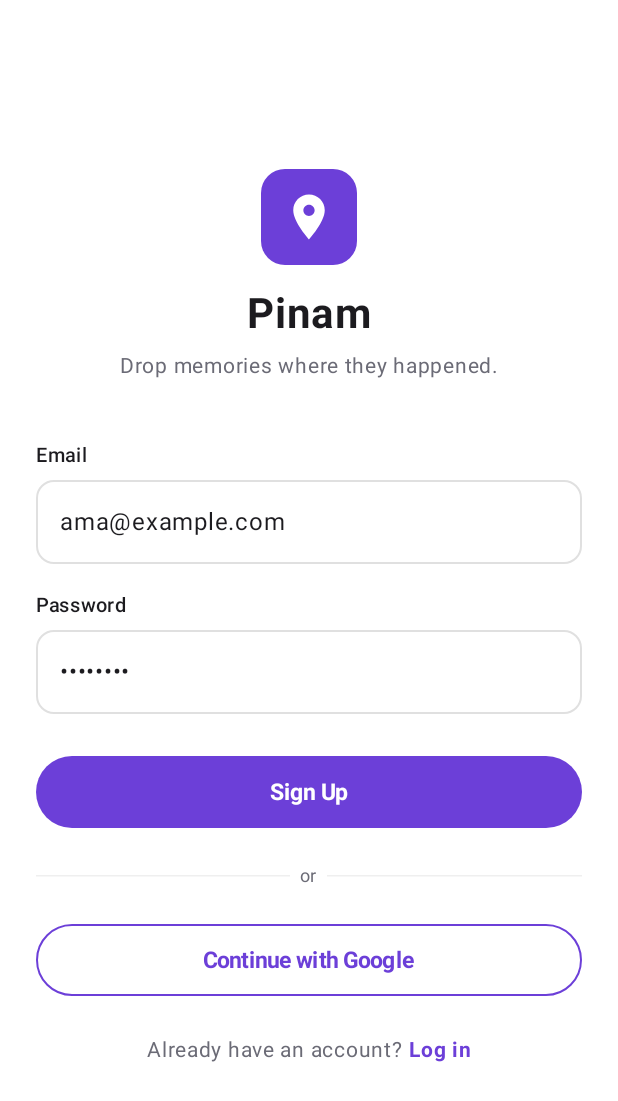
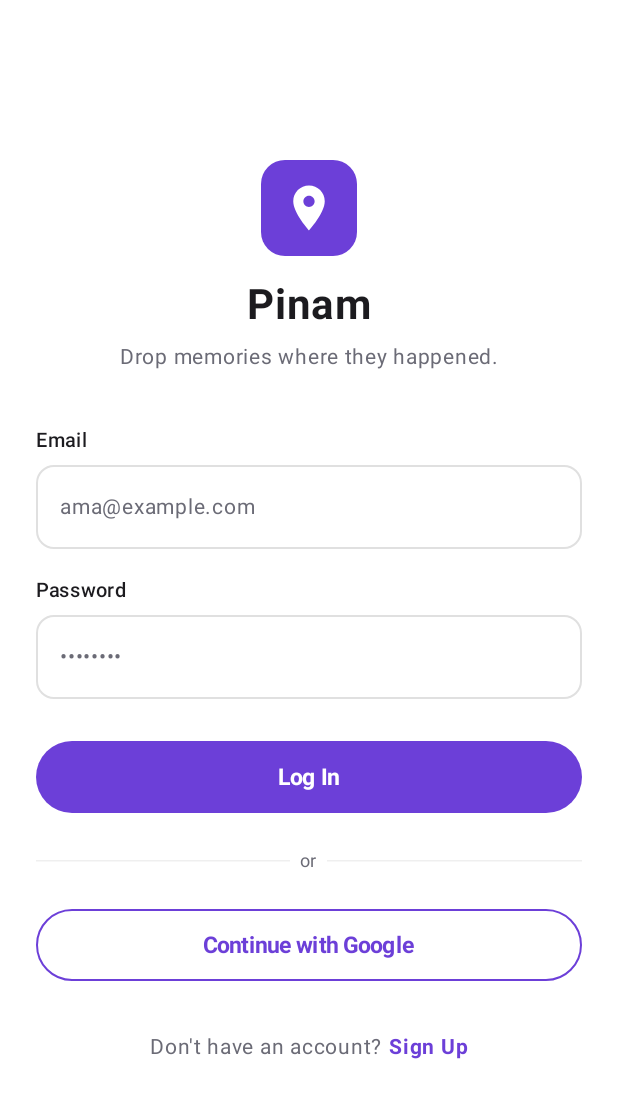
Before and after one commit to houadjeto-dot/Pinam, an Android app built with Jetpack Compose: the screen it shows after launch (MainActivity), on a phone screen of 412 x 824 dp. Shown: the top 1101 px of the screen. Run offline under Robolectric (Android 15) with nearby library versions, the phone set to English and light mode, and no system bars.

Commit message:
Fix AuthScreen login toggle and wire AuthViewModel validation

```diff
--- a/app/src/main/java/com/example/pinam/navigation/NavGraph.kt
+++ b/app/src/main/java/com/example/pinam/navigation/NavGraph.kt
@@ -22,6 +22,7 @@ import com.example.pinam.data.PinItem
 import com.example.pinam.data.SampleData
 import com.example.pinam.ui.screens.*
 import com.example.pinam.ui.theme.*
+import com.example.pinam.viewmodel.AuthViewModel
 
 sealed class NavItem(val route: String, val title: String, val icon: ImageVector) {
     object Circles : NavItem("circles", "Circles", Icons.Default.Group)
@@ -31,10 +32,13 @@ sealed class NavItem(val route: String, val title: String, val icon: ImageVector
 
 @Composable
 fun PinamAppNavHost(
-    navController: NavHostController = rememberNavController()
+    navController: NavHostController = rememberNavController(),
+    authViewModel: AuthViewModel = remember { AuthViewModel() }
 ) {
     val navBackStackEntry by navController.currentBackStackEntryAsState()
     val currentRoute = navBackStackEntry?.destination?.route
+
+    val authState by authViewModel.uiState.collectAsState()
 
     // Dynamic State for Circles, Pins, and Dialogs
     val circlesList = remember { mutableStateListOf(*SampleData.sampleCircles.toTypedArray()) }
@@ -96,11 +100,12 @@ fun PinamAppNavHost(
         ) {
             NavHost(
                 navController = navController,
-                startDestination = "auth"
+                startDestination = if (authState.currentUser != null) NavItem.Circles.route else "auth"
             ) {
                 // Auth Screen
                 composable("auth") {
                     AuthScreen(
+                        viewModel = authViewModel,
                         onAuthSuccess = {
                             navController.navigate(NavItem.Circles.route) {
                                 popUpTo("auth") { inclusive = true }
--- a/app/src/main/java/com/example/pinam/ui/screens/AuthScreen.kt
+++ b/app/src/main/java/com/example/pinam/ui/screens/AuthScreen.kt
@@ -23,13 +23,14 @@ import com.example.pinam.ui.theme.PinamTheme
 import com.example.pinam.ui.theme.PrimaryPurple
 import com.example.pinam.ui.theme.TextNearBlack
 import com.example.pinam.ui.theme.TextSecondaryGray
+import com.example.pinam.viewmodel.AuthViewModel
 
 @Composable
 fun AuthScreen(
+    viewModel: AuthViewModel = remember { AuthViewModel() },
     onAuthSuccess: () -> Unit = {}
 ) {
-    var email by remember { mutableStateOf("ama@example.com") }
-    var password by remember { mutableStateOf("••••••••") }
+    val state by viewModel.uiState.collectAsState()
 
     Surface(
         modifier = Modifier.fillMaxSize(),
@@ -76,31 +77,62 @@ fun AuthScreen(
                 textAlign = TextAlign.Center
             )
 
-            Spacer(modifier = Modifier.height(36.dp))
+            Spacer(modifier = Modifier.height(32.dp))
 
-            // Email & Password Fields
+            // Error Message Banner
+            state.errorMessage?.let { error ->
+                Card(
+                    modifier = Modifier
+                        .fillMaxWidth()
+                        .padding(bottom = 16.dp),
+                    colors = CardDefaults.cardColors(containerColor = MaterialTheme.colorScheme.errorContainer),
+                    shape = RoundedCornerShape(12.dp)
+                ) {
+                    Text(
+                        text = error,
+                        color = MaterialTheme.colorScheme.error,
+                        modifier = Modifier.padding(12.dp),
+                        fontSize = 13.sp,
+                        textAlign = TextAlign.Center
+                    )
+                }
+            }
+
+            // Optional Display Name Field (for Sign Up)
+            if (state.isSignUpMode) {
+                PinamTextField(
+                    value = state.displayName,
+                    onValueChange = viewModel::onDisplayNameChanged,
+                    label = "Display Name",
+                    placeholder = "Ama Osei"
+                )
+                Spacer(modifier = Modifier.height(16.dp))
+            }
+
+            // Email Field
             PinamTextField(
-                value = email,
-                onValueChange = { email = it },
+                value = state.email,
+                onValueChange = viewModel::onEmailChanged,
                 label = "Email",
                 placeholder = "ama@example.com"
             )
 
             Spacer(modifier = Modifier.height(16.dp))
 
+            // Password Field
             PinamTextField(
-                value = password,
-                onValueChange = { password = it },
+                value = state.password,
+                onValueChange = viewModel::onPasswordChanged,
                 label = "Password",
                 placeholder = "••••••••"
             )
 
             Spacer(modifier = Modifier.height(28.dp))
 
-            // Sign Up Button
+            // Submit Action Button (Sign Up or Log In)
             PinamButton(
-                text = "Sign Up",
-                onClick = onAuthSuccess,
+                text = if (state.isSignUpMode) "Sign Up" else "Log In",
+                onClick = { viewModel.submitAuth(onAuthSuccess) },
                 modifier = Modifier.fillMaxWidth()
             )
 
@@ -125,25 +157,31 @@ fun AuthScreen(
             // Continue with Google Button
             PinamButton(
                 text = "Continue with Google",
-                onClick = onAuthSuccess,
+                onClick = {
+                    if (state.email.isBlank()) viewModel.onEmailChanged("ama@example.com")
+                    if (state.password.isBlank()) viewModel.onPasswordChanged("password123")
+                    viewModel.submitAuth(onAuthSuccess)
+                },
                 isOutlined = true,
                 modifier = Modifier.fillMaxWidth()
             )
 
             Spacer(modifier = Modifier.height(24.dp))
 
-            // Log in link
+            // Toggle Mode Link (Log In <-> Sign Up)
             Row(
-                modifier = Modifier.clickable { onAuthSuccess() },
+                modifier = Modifier
+                    .clickable { viewModel.toggleAuthMode() }
+                    .padding(8.dp),
                 horizontalArrangement = Arrangement.Center
             ) {
                 Text(
-                    text = "Already have an account? ",
+                    text = if (state.isSignUpMode) "Already have an account? " else "Don't have an account? ",
                     fontSize = 14.sp,
                     color = TextSecondaryGray
                 )
                 Text(
-                    text = "Log in",
+                    text = if (state.isSignUpMode) "Log in" else "Sign Up",
                     fontSize = 14.sp,
                     fontWeight = FontWeight.Bold,
                     color = PrimaryPurple
```
